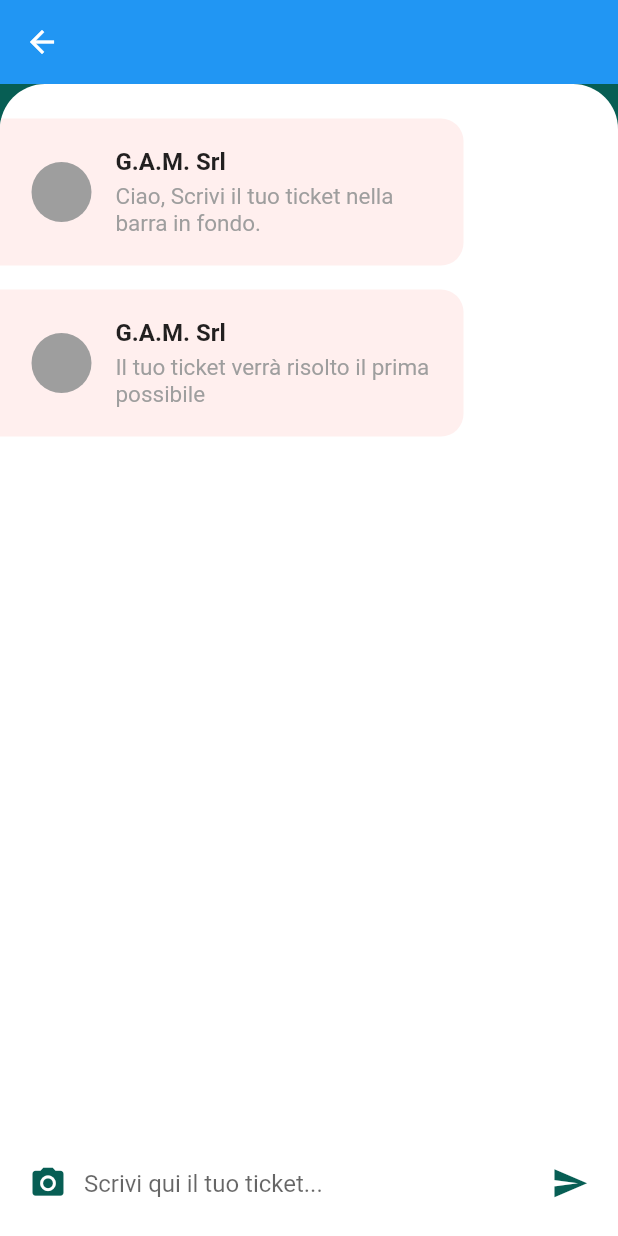
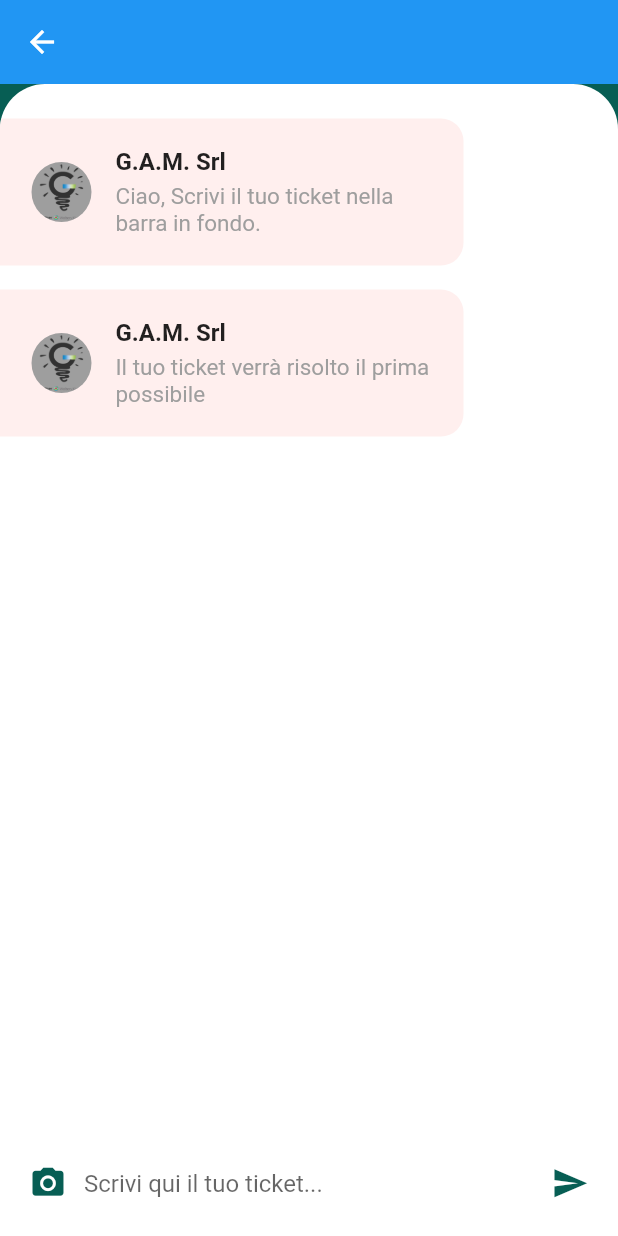
Before and after one commit to Cassese03/WebTicket, a Flutter app: the ChatScreen23 screen opened directly with empty values, after a tap on the "send" icon, on a phone screen of 412 x 824 dp. Run offline on Flutter 3.47's test engine with Material 2 defaults, Android fonts, the phone set to English and light mode, and no system bars; our stand-ins replace camera, story_view; missing offline and left inert: flutter_session.

```diff
--- a/lib/login.dart
+++ b/lib/login.dart
@@ -57,7 +57,7 @@ class _LoginPageState extends State<LoginPage> {
           mainAxisAlignment: MainAxisAlignment.center,
           crossAxisAlignment: CrossAxisAlignment.center,
           children: <Widget>[
-            //Image.asset('assets/logo.png'),
+            Image.asset('assets/logo.png'),
             const SizedBox(
               height: 50.0,
             ),
--- a/lib/pages/open_chat_screen.dart
+++ b/lib/pages/open_chat_screen.dart
@@ -21,11 +21,9 @@ class ChatScreen23 extends StatefulWidget {
 }
 
 class _ChatScreenState extends State<ChatScreen23> {
-  Future<http.Response> sendTicket(text, contatto) async {
-    print(text);
-    print(contatto);
+  Future<http.Response> sendTicket(text, contatto, token) async {
     final response = await  http.post(
-      Uri.parse('https://centralino.gamwki.it/api/crea_ticket/cZU95xvnDfgjp9fnyHqz4DVQKLCNw8IVeFRnm1KrVM9Q98YVA0'),
+      Uri.parse('https://centralino.gamwki.it/api/crea_ticket/'+ token),
       headers: <String, String>{
         'Content-Type': 'application/json',
       },
@@ -81,7 +79,7 @@ class _ChatScreenState extends State<ChatScreen23> {
             leading: new CircleAvatar(
               foregroundColor: Theme.of(context).primaryColor,
               backgroundColor: Colors.grey,
-              //backgroundImage: AssetImage('assets/logo1.png'),
+              backgroundImage: AssetImage('assets/logo1.png'),
             ),
             title: new Row(
               mainAxisAlignment: MainAxisAlignment.spaceBetween,
@@ -161,6 +159,7 @@ class _ChatScreenState extends State<ChatScreen23> {
   }
 
   _buildMessageComposer() {
+    String token = widget.token;
     String contatto = widget.contatto;
     return Container(
       padding: EdgeInsets.symmetric(horizontal: 8.0),
@@ -194,7 +193,7 @@ class _ChatScreenState extends State<ChatScreen23> {
               iconSize: 25.0,
               color: Theme.of(context).primaryColor,
               onPressed: () async  {
-                var risposta = await sendTicket(text, contatto);
+                var risposta = await sendTicket(text, contatto, token);
                 // ignore: unrelated_type_equality_checks
                 if(risposta.statusCode == '200'){
                     showDialog(
@@ -286,7 +285,6 @@ class _ChatScreenState extends State<ChatScreen23> {
 
   @override
   Widget build(BuildContext context) {
-    //  String token = widget.token;
     String contatto = widget.contatto;
 
     return Scaffold(
```
